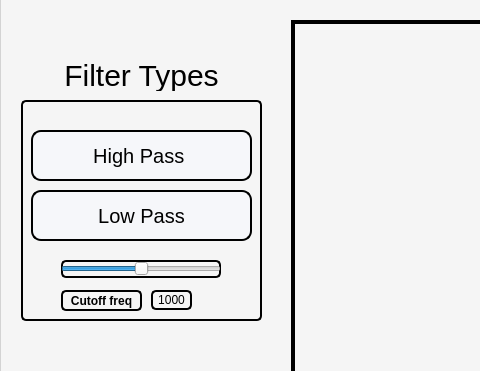
Before: the Qt Designer form task2.ui in IbrahimEmad11/Hough-Transform-Snake, drawn with Qt 5; both pictures show x 0 to 480 and y 156 to 527 of the 1394 by 716 pixel window.
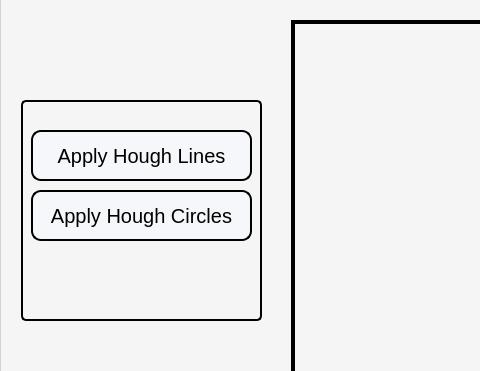
After: the same form once the commit is applied. The open tabs and pages were chosen to show the change. Icons and pictures are not drawn.

Commit message: Added Hough Lines

Patch:
```diff
--- a/task2.ui
+++ b/task2.ui
@@ -49,6 +49,7 @@
     </property>
     <property name="font">
      <font>
+      <weight>50</weight>
       <italic>false</italic>
       <bold>false</bold>
      </font>
@@ -1025,7 +1026,7 @@
 border-color: transparent</string>
       </property>
       <property name="text">
-       <string>Filter Types</string>
+       <string/>
       </property>
       <property name="alignment">
        <set>Qt::AlignCenter</set>
@@ -1071,7 +1072,7 @@
 }</string>
        </property>
        <property name="text">
-        <string>Low Pass</string>
+        <string>Apply Hough Circles</string>
        </property>
       </widget>
       <widget class="QPushButton" name="HighpassButton">
@@ -1099,63 +1100,7 @@
 }</string>
        </property>
        <property name="text">
-        <string>High Pass </string>
-       </property>
-      </widget>
-      <widget class="QSlider" name="horizontalSlider">
-       <property name="geometry">
-        <rect>
-         <x>40</x>
-         <y>160</y>
-         <width>160</width>
-         <height>18</height>
-        </rect>
-       </property>
-       <property name="maximum">
-        <number>2000</number>
-       </property>
-       <property name="sliderPosition">
-        <number>1000</number>
-       </property>
-       <property name="orientation">
-        <enum>Qt::Horizontal</enum>
-       </property>
-      </widget>
-      <widget class="QLabel" name="label_5">
-       <property name="geometry">
-        <rect>
-         <x>130</x>
-         <y>190</y>
-         <width>41</width>
-         <height>20</height>
-        </rect>
-       </property>
-       <property name="text">
-        <string>1000</string>
-       </property>
-       <property name="alignment">
-        <set>Qt::AlignCenter</set>
-       </property>
-      </widget>
-      <widget class="QLabel" name="label_8">
-       <property name="geometry">
-        <rect>
-         <x>40</x>
-         <y>190</y>
-         <width>81</width>
-         <height>21</height>
-        </rect>
-       </property>
-       <property name="font">
-        <font>
-         <bold>true</bold>
-        </font>
-       </property>
-       <property name="text">
-        <string>Cutoff freq</string>
-       </property>
-       <property name="alignment">
-        <set>Qt::AlignCenter</set>
+        <string>Apply Hough Lines</string>
        </property>
       </widget>
      </widget>
```
Left out of the diff: 15 changed lines with no effect on the pictures. The commit also changes 12 other files.
